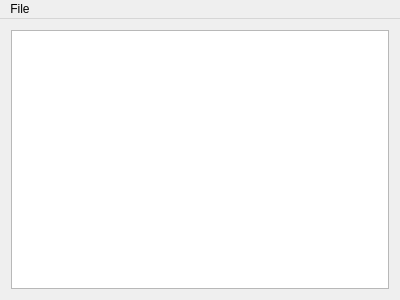
This is ChatProgramServer/mainwindow.ui in CanOSpam/ChatApp as Qt 5 draws it before an edit. The edited form follows.
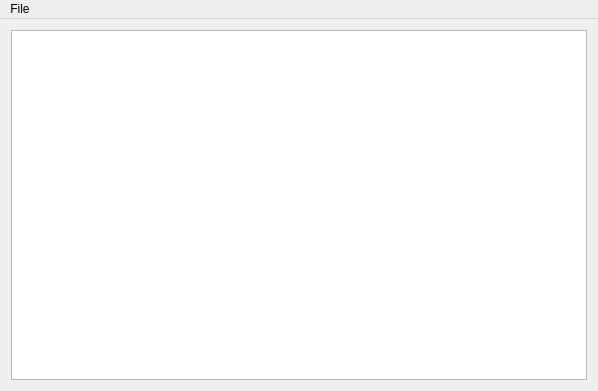
This is the edited form.

Commit message: Fixed input window titles

```diff
--- a/ChatProgramServer/mainwindow.ui
+++ b/ChatProgramServer/mainwindow.ui
@@ -6,8 +6,8 @@
    <rect>
     <x>0</x>
     <y>0</y>
-    <width>400</width>
-    <height>300</height>
+    <width>598</width>
+    <height>391</height>
    </rect>
   </property>
   <property name="windowTitle">
@@ -25,7 +25,7 @@
     <rect>
      <x>0</x>
      <y>0</y>
-     <width>400</width>
+     <width>598</width>
      <height>22</height>
     </rect>
    </property>
```
The commit also changes 3 other files.
